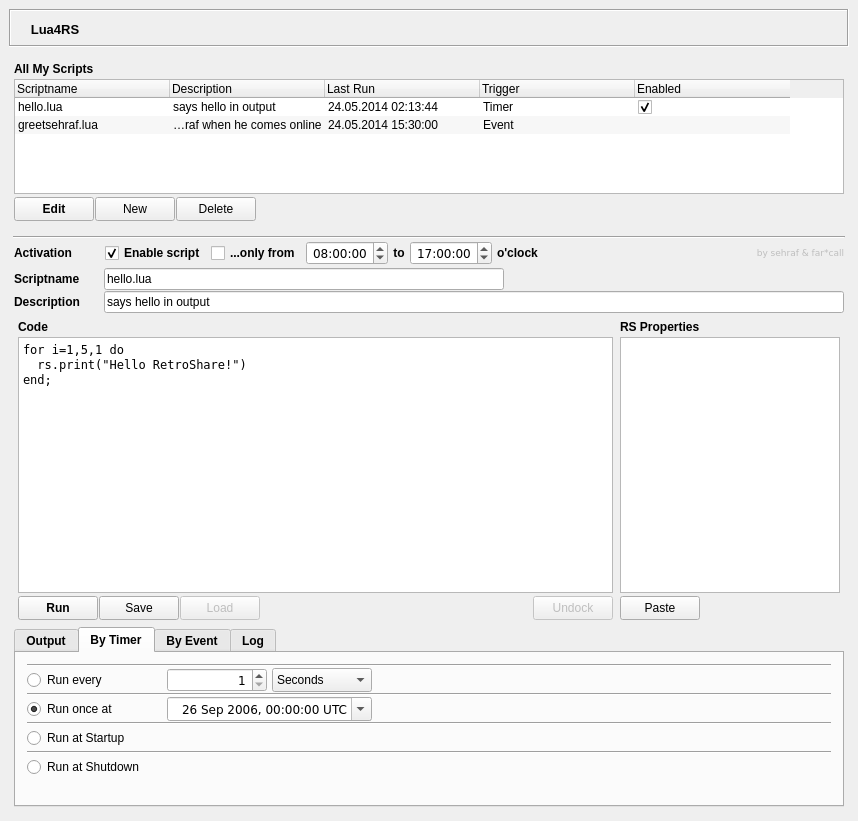
RetroShare/Lua4RS, file Lua4RSWidget.ui: the form before one commit.
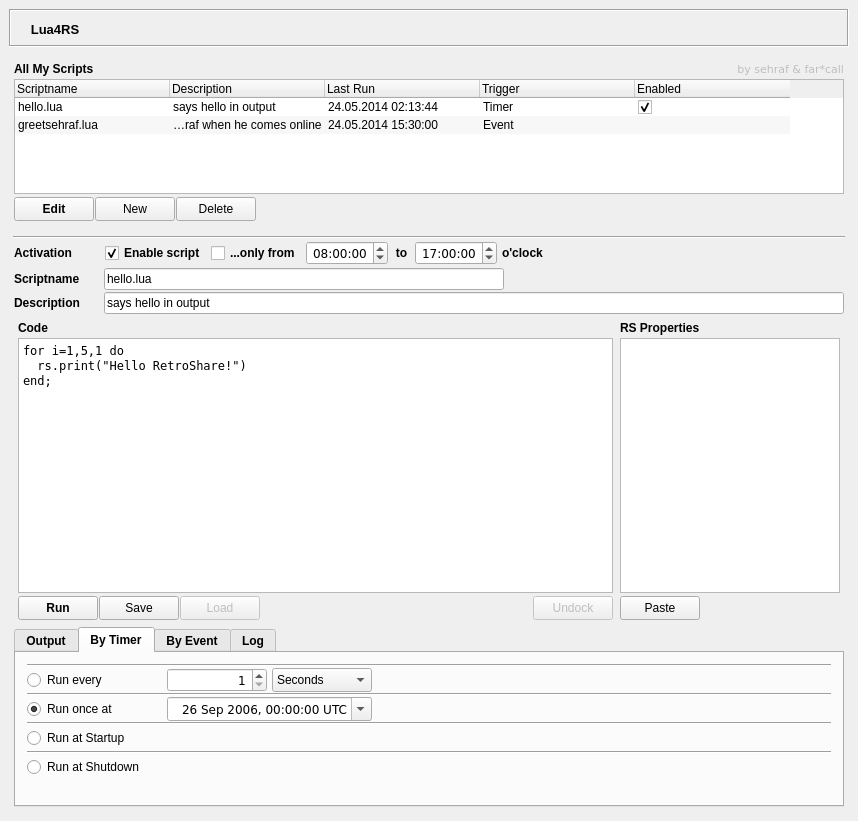
The form after the commit. The open tabs and pages were chosen to show the change. Icons and pictures are not drawn.

Commit message: LuaConfig::fromSettings() fixed. Gui: authors field moved

What changed in the file:
```diff
--- a/Lua4RSWidget.ui
+++ b/Lua4RSWidget.ui
@@ -268,6 +268,39 @@
            </property>
           </spacer>
          </item>
+         <item>
+          <widget class="QLabel" name="l_authors">
+           <property name="enabled">
+            <bool>false</bool>
+           </property>
+           <property name="sizePolicy">
+            <sizepolicy hsizetype="Fixed" vsizetype="Fixed">
+             <horstretch>0</horstretch>
+             <verstretch>0</verstretch>
+            </sizepolicy>
+           </property>
+           <property name="baseSize">
+            <size>
+             <width>0</width>
+             <height>13</height>
+            </size>
+           </property>
+           <property name="font">
+            <font>
+             <family>DejaVu Sans</family>
+             <pointsize>8</pointsize>
+             <weight>50</weight>
+             <bold>false</bold>
+            </font>
+           </property>
+           <property name="text">
+            <string>by sehraf &amp; far*call</string>
+           </property>
+           <property name="alignment">
+            <set>Qt::AlignRight|Qt::AlignTrailing|Qt::AlignVCenter</set>
+           </property>
+          </widget>
+         </item>
         </layout>
        </item>
        <item>
@@ -760,6 +793,12 @@
            <property name="enabled">
             <bool>true</bool>
            </property>
+           <property name="minimumSize">
+            <size>
+             <width>17</width>
+             <height>0</height>
+            </size>
+           </property>
            <property name="font">
             <font>
              <weight>75</weight>
@@ -834,39 +873,6 @@
            </property>
           </spacer>
          </item>
-         <item>
-          <widget class="QLabel" name="l_authors">
-           <property name="enabled">
-            <bool>false</bool>
-           </property>
-           <property name="sizePolicy">
-            <sizepolicy hsizetype="Fixed" vsizetype="Fixed">
-             <horstretch>0</horstretch>
-             <verstretch>0</verstretch>
-            </sizepolicy>
-           </property>
-           <property name="baseSize">
-            <size>
-             <width>0</width>
-             <height>13</height>
-            </size>
-           </property>
-           <property name="font">
-            <font>
-             <family>DejaVu Sans</family>
-             <pointsize>7</pointsize>
-             <weight>50</weight>
-             <bold>false</bold>
-            </font>
-           </property>
-           <property name="text">
-            <string>by sehraf &amp; far*call</string>
-           </property>
-           <property name="alignment">
-            <set>Qt::AlignRight|Qt::AlignTrailing|Qt::AlignVCenter</set>
-           </property>
-          </widget>
-         </item>
         </layout>
        </item>
        <item>
@@ -881,7 +887,7 @@
           <number>10</number>
          </property>
          <property name="verticalSpacing">
-          <number>1</number>
+          <number>2</number>
          </property>
          <property name="leftMargin">
           <number>1</number>
```
Left out of the diff: 2 changed lines with no effect on the pictures. The commit also changes 1 other file.
